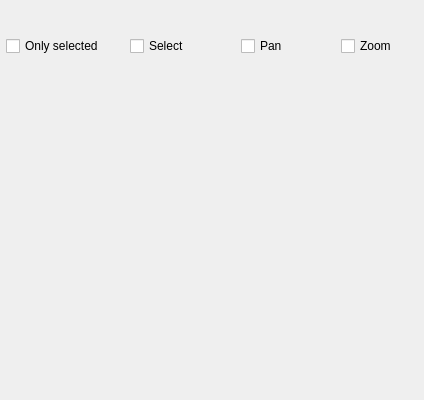
fpsampayo/qgis-navtable, file src/NavTable/ui/main_panel.ui: the form before one commit.
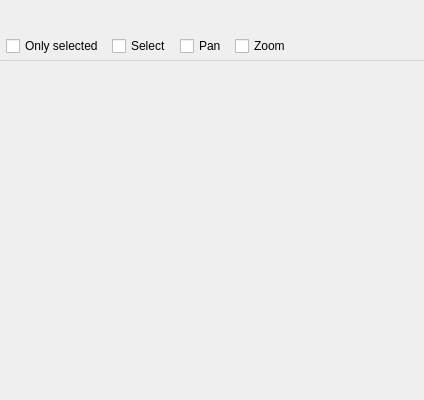
The form after the commit.

Commit message: UI: Left-align actions, move navigation below options and add visual separator

The edit to the form file:
```diff
--- a/src/NavTable/ui/main_panel.ui
+++ b/src/NavTable/ui/main_panel.ui
@@ -101,30 +101,91 @@
         </property>
        </widget>
       </item>
-      <item alignment="Qt::AlignHCenter">
+      <item>
        <widget class="QCheckBox" name="selectCB">
         <property name="text">
          <string>Select</string>
         </property>
        </widget>
       </item>
-      <item alignment="Qt::AlignHCenter">
+      <item>
        <widget class="QCheckBox" name="panCB">
         <property name="text">
          <string>Pan</string>
         </property>
        </widget>
       </item>
-      <item alignment="Qt::AlignHCenter">
+      <item>
        <widget class="QCheckBox" name="zoomCB">
         <property name="text">
          <string>Zoom</string>
         </property>
        </widget>
       </item>
+      <item>
+       <spacer name="spacer_options">
+        <property name="orientation">
+         <enum>Qt::Horizontal</enum>
+        </property>
+        <property name="sizeHint" stdset="0">
+         <size>
+          <width>40</width>
+          <height>20</height>
+         </size>
+        </property>
+       </spacer>
+      </item>
      </layout>
     </widget>
    </item>
+   <item>
+    <widget class="QFrame" name="line_separator">
+     <property name="minimumSize">
+      <size>
+       <width>0</width>
+       <height>1</height>
+      </size>
+     </property>
+     <property name="maximumSize">
+      <size>
+       <width>16777215</width>
+       <height>1</height>
+      </size>
+     </property>
+     <property name="styleSheet">
+      <string notr="true">background-color: rgba(128, 128, 128, 0.15);</string>
+     </property>
+     <property name="frameShape">
+      <enum>QFrame::HLine</enum>
+     </property>
+     <property name="frameShadow">
+      <enum>QFrame::Sunken</enum>
+     </property>
+    </widget>
+   </item>
+   <item>
+    <spacer name="verticalSpacer_above_nav">
+     <property name="orientation">
+      <enum>Qt::Vertical</enum>
+     </property>
+     <property name="sizeType">
+      <enum>QSizePolicy::Fixed</enum>
+     </property>
+     <property name="sizeHint" stdset="0">
+      <size>
+       <width>20</width>
+       <height>20</height>
+      </size>
+     </property>
+    </spacer>
+   </item>
+   <item>
+    <layout class="QVBoxLayout" name="navToolbarLayout">
+     <property name="spacing">
+      <number>0</number>
+     </property>
+    </layout>
+   </item>
    <item>
     <widget class="QScrollArea" name="scrollArea">
      <property name="widgetResizable">
```
Left out of the diff: 9 changed lines with no effect on the pictures. The commit also changes 1 other file.
